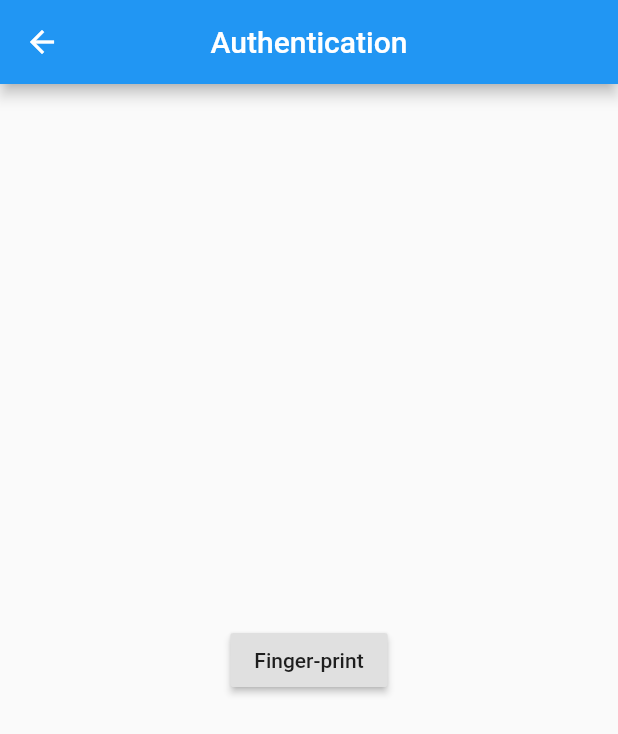
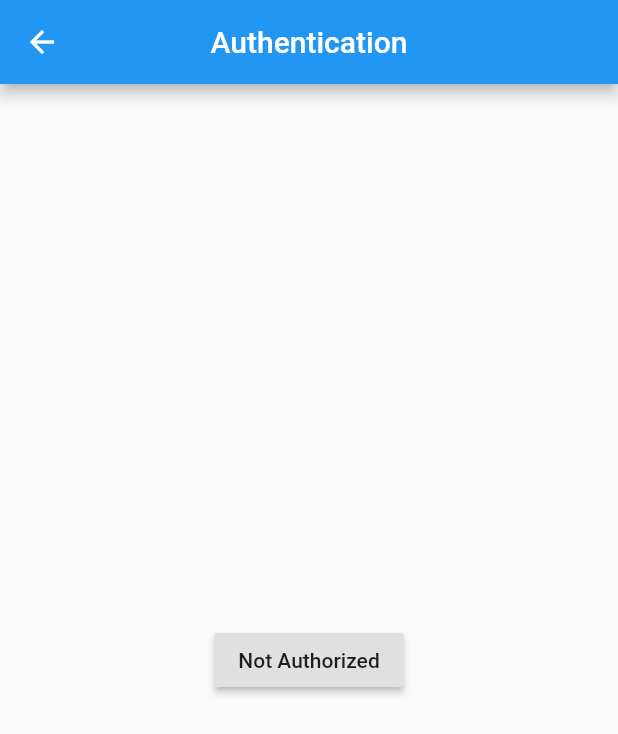
Before and after one commit to jeeldev9/demo_jb, a Flutter app: the screen it shows after launch, after a tap on "Local Auth", on a phone screen of 412 x 824 dp. Shown: the top 734 px of the screen. Run offline on Flutter 3.47's test engine with Material 2 defaults, Android fonts, the phone set to English and light mode, and no system bars; our stand-ins replace local_auth; missing offline and left inert: ripple_effect.

Commit message:
Local Authentication done 12:35 25.1.20201

```diff
--- a/lib/local_auth/home_screen.dart
+++ b/lib/local_auth/home_screen.dart
@@ -1,9 +1,88 @@
 import 'package:flutter/material.dart';
+import 'package:flutter/services.dart';
 import 'welcome_screen.dart';
 import 'dart:async';
 import 'package:local_auth/local_auth.dart';
 
-class HomeScreenLocalAuth extends StatelessWidget {
+import 'welcome_screen.dart';
+
+class HomeScreenLocalAuth extends StatefulWidget {
+  @override
+  _HomeScreenLocalAuthState createState() => _HomeScreenLocalAuthState();
+}
+
+class _HomeScreenLocalAuthState extends State<HomeScreenLocalAuth> {
+  //Local authentication using fingerprint
+
+  final LocalAuthentication auth = LocalAuthentication();
+  bool _canCheckBiometrics;
+  List<BiometricType> _availableBiometrics;
+  String _authorized = 'Not Authorized';
+  bool _isAuthenticating;
+
+  Future<void> _checkBiometrics() async {
+    bool canCheckBiometrics;
+    try {
+      canCheckBiometrics = await auth.canCheckBiometrics;
+    } on PlatformException catch (e) {
+      print(e);
+    }
+    if (!mounted) return;
+
+    setState(() {
+      _canCheckBiometrics = canCheckBiometrics;
+    });
+  }
+
+  Future<void> _getAvailableBiometrics() async {
+    List<BiometricType> availableBiometrics;
+    try {
+      availableBiometrics = await auth.getAvailableBiometrics();
+    } on PlatformException catch (e) {
+      print(e);
+    }
+    if (!mounted) return;
+
+    setState(() {
+      _availableBiometrics = availableBiometrics;
+    });
+  }
+
+  Future<void> _authenticate() async {
+    bool authenticated = false;
+    try {
+      setState(() {
+        _isAuthenticating = true;
+        _authorized = 'Authenticating';
+      });
+      authenticated = await auth.authenticateWithBiometrics(
+        localizedReason: 'Scan your fingerprint to authenticate',
+        useErrorDialogs: true,
+        stickyAuth: false,
+      );
+    } on PlatformException catch (e) {
+      print(e);
+    }
+    if (!mounted) return;
+
+    final String message = authenticated ? 'Authorized' : 'Not Authorized';
+    setState(() {
+      _authorized = message;
+      if (authenticated) {
+        Navigator.push(
+            context, MaterialPageRoute(builder: (context) => welcomeScreen()));
+      }
+    });
+  }
+
+  @override
+  void initState() {
+    // TODO: implement initState
+    _checkBiometrics();
+    _getAvailableBiometrics();
+    super.initState();
+  }
+
   @override
   Widget build(BuildContext context) {
     return Scaffold(
@@ -12,7 +91,15 @@ class HomeScreenLocalAuth extends StatelessWidget {
         centerTitle: true,
       ),
       body: Container(
-        child: Center(child: RaisedButton(onPressed:(){},child:Text("Finger-print",style: TextStyle(color: Colors.black87),),),),
+        child: Center(
+          child: RaisedButton(
+            onPressed: _authenticate,
+            child: Text(
+              "$_authorized",
+              style: TextStyle(color: Colors.black87),
+            ),
+          ),
+        ),
       ),
     );
   }
--- a/lib/screen/home_screen.dart
+++ b/lib/screen/home_screen.dart
@@ -2,6 +2,7 @@ import 'package:flutter/cupertino.dart';
 import 'package:flutter/material.dart';
 import 'package:demo_jb/page_animation/animation_1.dart';
 import 'package:demo_jb/local_auth/home_screen.dart';
+
 class HomeScreen extends StatefulWidget {
   @override
   _HomeScreenState createState() => _HomeScreenState();
@@ -60,6 +61,28 @@ class _HomeScreenState extends State<HomeScreen> {
                 ),
               ),
             ),
+            Container(
+              padding: EdgeInsets.all(10),
+              decoration: BoxDecoration(
+                borderRadius: BorderRadius.all(Radius.circular(6)),
+                color: Colors.black38,
+              ),
+              margin: EdgeInsets.only(top: 40, left: 20),
+              child: GestureDetector(
+                onTap: () {
+                  Navigator.push(
+                      context,
+                      MaterialPageRoute(
+                          builder: (context) => HomeScreenLocalAuth()));
+                },
+                child: Text(
+                  "Local Auth",
+                  style: TextStyle(
+                    color: Colors.white,
+                  ),
+                ),
+              ),
+            ),
           ],
         ),
       ),
```
Also changed, not shown: lib/ml_kit/home_screen.dart (added), 3 other files.
